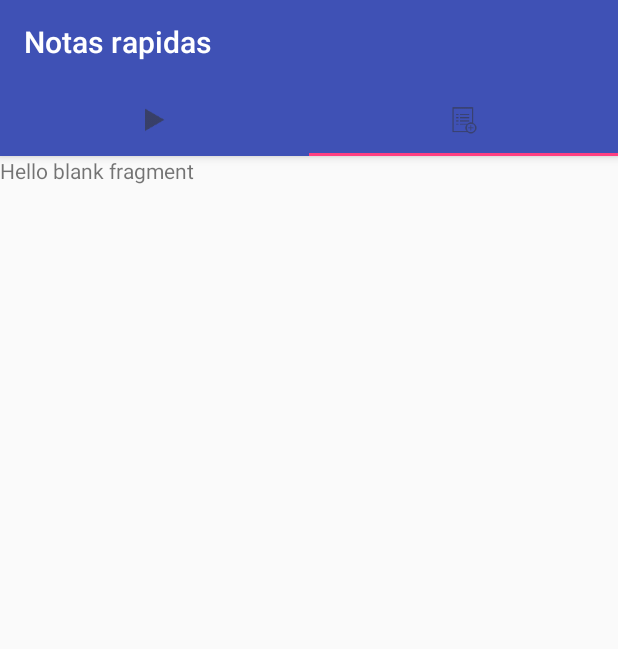
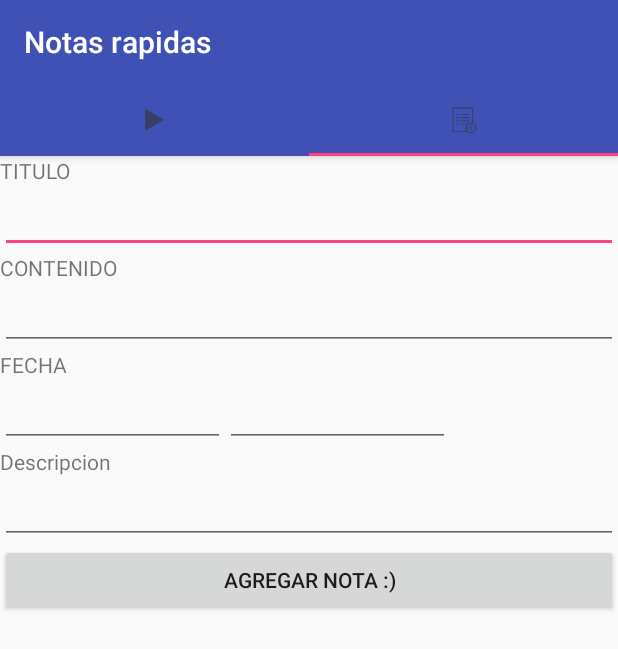
Before and after one commit to jonalexjm/appNotas, an Android app: the screen it shows after launch (MainActivity), tab 2 chosen, on a phone screen of 412 x 824 dp. Shown: the top 649 px of the screen. Run offline under Robolectric (Android 15) with nearby library versions, the phone set to English and light mode, and no system bars.

Commit message:
v4 implementacion base de datos y show de datos

```diff
--- a/app/src/main/java/jonalexjm/com/appnotas/MainActivity.java
+++ b/app/src/main/java/jonalexjm/com/appnotas/MainActivity.java
@@ -1,22 +1,18 @@
 package jonalexjm.com.appnotas;
 
-import android.content.Intent;
-import android.support.design.widget.FloatingActionButton;
 import android.support.design.widget.TabLayout;
 import android.support.v4.app.Fragment;
 import android.support.v4.view.ViewPager;
 import android.support.v7.app.AppCompatActivity;
 import android.os.Bundle;
-import android.support.v7.widget.LinearLayoutManager;
 import android.support.v7.widget.RecyclerView;
 import android.support.v7.widget.Toolbar;
-import android.view.View;
 
 import java.util.ArrayList;
 
 import jonalexjm.com.appnotas.adaptador.NotaAdaptador;
 import jonalexjm.com.appnotas.adaptador.PageAdaptador;
-import jonalexjm.com.appnotas.fragment.NotaFragment;
+import jonalexjm.com.appnotas.fragment.NotaAgregarFragment;
 import jonalexjm.com.appnotas.fragment.NotasRecyclerViewFragment;
 import jonalexjm.com.appnotas.pojo.Nota;
 
@@ -53,7 +49,7 @@ public class MainActivity extends AppCompatActivity {
     private ArrayList<Fragment> agregarFragment(){//agregar los fragment al arreglo
         ArrayList<Fragment> fragments = new ArrayList<>();
         fragments.add(new NotasRecyclerViewFragment());
-        fragments.add(new NotaFragment());
+        fragments.add(new NotaAgregarFragment());
 
         return fragments;
     }
--- a/app/src/main/java/jonalexjm/com/appnotas/Presentador/NotaRecyclerViewFragmentPresentador.java
+++ b/app/src/main/java/jonalexjm/com/appnotas/Presentador/NotaRecyclerViewFragmentPresentador.java
@@ -2,7 +2,11 @@ package jonalexjm.com.appnotas.Presentador;
 
 import android.content.Context;
 
+import java.util.ArrayList;
+
+import jonalexjm.com.appnotas.db.ContructorNotas;
 import jonalexjm.com.appnotas.fragment.INotasRecyclerViewFragmentView;
+import jonalexjm.com.appnotas.pojo.Nota;
 
 /**
  * Created by andrea on 18/09/2016.
@@ -12,20 +16,29 @@ public class NotaRecyclerViewFragmentPresentador implements INotasRecyclerViewFr
 
     private INotasRecyclerViewFragmentView iNotasRecyclerViewFragmentView;
     private Context context;
+    private ContructorNotas constructorNotas;
+    private ArrayList<Nota> notas;
 
     public NotaRecyclerViewFragmentPresentador(INotasRecyclerViewFragmentView iNotasRecyclerViewFragmentView, Context context) {
         this.iNotasRecyclerViewFragmentView = iNotasRecyclerViewFragmentView;
         this.context = context;
+        obtenerContactosBaseDatos();
     }
 
 
     @Override
     public void obtenerContactosBaseDatos() {
+        constructorNotas = new ContructorNotas(context);
+        notas = constructorNotas.obtenerDatos();
+        mostrarContactosRV();
+
 
     }
 
     @Override
     public void mostrarContactosRV() {
+        iNotasRecyclerViewFragmentView.inicializarAdaptadorRV(iNotasRecyclerViewFragmentView.crearAdaptador(notas));
+        iNotasRecyclerViewFragmentView.generarLinearLayoutVertical();
 
     }
 }
--- /dev/null
+++ b/app/src/main/java/jonalexjm/com/appnotas/db/BaseDatos.java
@@ -0,0 +1,84 @@
+package jonalexjm.com.appnotas.db;
+
+import android.content.ContentValues;
+import android.content.Context;
+import android.database.Cursor;
+import android.database.sqlite.SQLiteDatabase;
+import android.database.sqlite.SQLiteOpenHelper;
+
+import java.util.ArrayList;
+
+import jonalexjm.com.appnotas.pojo.Nota;
+
+/**
+ * Created by andrea on 18/09/2016.
+ */
+public class BaseDatos extends SQLiteOpenHelper {
+
+    private Context context;
+
+
+    public BaseDatos(Context context) {
+        super(context, ConstantesBaseDatos.DATABASE_NAME, null, ConstantesBaseDatos.DATABASE_VERSION);
+        this.context = context;
+    }
+
+    @Override
+    public void onCreate(SQLiteDatabase db) {
+        String queryCrearTablaNotas = "CREATE TABLE " + ConstantesBaseDatos.TABLA_NOTA + "(" +
+                ConstantesBaseDatos.TABLA_NOTA_ID + " INTEGER PRIMARY KEY AUTOINCREMENT, " +
+                ConstantesBaseDatos.TABLA_NOTA_TITULO + " TEXT, " +
+                ConstantesBaseDatos.TABLE_NOTA_CONTENIDO + " TEXT, " +
+                ConstantesBaseDatos.TABLE_NOTA_DIA + " INTEGER, " +
+                ConstantesBaseDatos.TABLE_NOTA_MES + " INTEGER, " +
+                ConstantesBaseDatos.TABLE_NOTA_ANNO + " INTEGER, " +
+                ConstantesBaseDatos.TABLE_NOTA_HORA + " INTEGER, " +
+                ConstantesBaseDatos.TABLE_NOTA_MINUTOS + " INTEGER" +
+                ")";
+
+        db.execSQL(queryCrearTablaNotas);
+    }
+
+    @Override
+    public void onUpgrade(SQLiteDatabase db, int oldVersion, int newVersion) {
+
+        db.execSQL("DROP TABLE IF EXIST " + ConstantesBaseDatos.TABLA_NOTA);
+        onCreate(db);
+
+    }
+
+    public ArrayList<Nota> obtenerTodasNotas() {
+        ArrayList<Nota> notas = new ArrayList<>();
+
+        String query = "SELECT * FROM " + ConstantesBaseDatos.TABLA_NOTA;
+        SQLiteDatabase db = this.getWritableDatabase();
+        Cursor registros = db.rawQuery(query, null);
+
+        while (registros.moveToNext()){
+            Nota NotaActual = new Nota();
+            NotaActual.setId(registros.getInt(0));
+            NotaActual.setTitulo(registros.getString(1));
+            NotaActual.setContenido(registros.getString(2));
+            NotaActual.setDiaNota(registros.getInt(3));
+            NotaActual.setMesNota(registros.getInt(4));
+            NotaActual.setAnnoNota(registros.getInt(5));
+            NotaActual.setHoraNota(registros.getInt(6));
+            NotaActual.setMinutoNota(registros.getInt(7));
+
+            notas.add(NotaActual);
+
+
+
+        }
+
+        db.close();
+
+        return notas;
+    }
+
+    public void insertarNota(ContentValues contentValues){
+        SQLiteDatabase db = this.getWritableDatabase();
+        db.insert(ConstantesBaseDatos.TABLA_NOTA, null, contentValues);
+        db.close();
+    }
+}
--- /dev/null
+++ b/app/src/main/java/jonalexjm/com/appnotas/db/ConstantesBaseDatos.java
@@ -0,0 +1,22 @@
+package jonalexjm.com.appnotas.db;
+
+/**
+ * Created by andrea on 18/09/2016.
+ */
+public class ConstantesBaseDatos {
+
+    public static final String DATABASE_NAME = "notas";
+    public static final int DATABASE_VERSION = 1;
+
+    public static final String TABLA_NOTA           = "nota";
+    public static final String TABLA_NOTA_ID        = "id";
+    public static final String TABLA_NOTA_TITULO    = "titulo";
+    public static final String TABLE_NOTA_CONTENIDO = "contenido";
+    public static final String TABLE_NOTA_DIA       = "dia";
+    public static final String TABLE_NOTA_MES       = "mes";
+    public static final String TABLE_NOTA_ANNO      = "anno";
+    public static final String TABLE_NOTA_HORA      = "hora";
+    public static final String TABLE_NOTA_MINUTOS   = "minutos";
+
+
+}
--- a/app/src/main/java/jonalexjm/com/appnotas/db/ContructorNotas.java
+++ b/app/src/main/java/jonalexjm/com/appnotas/db/ContructorNotas.java
@@ -1,8 +1,82 @@
 package jonalexjm.com.appnotas.db;
+
+import android.content.ContentValues;
+import android.content.Context;
+
+import java.util.ArrayList;
+
+import jonalexjm.com.appnotas.pojo.Nota;
 
 /**
  * tambien se le llama clase interactor
  * Created by andrea on 18/09/2016.
  */
 public class ContructorNotas {
+
+    private Context context;
+    ArrayList<Nota> notas;
+
+    public ContructorNotas(Context context) {
+        this.context = context;
+    }
+
+    public ArrayList<Nota> obtenerDatos(){
+/**
+        ArrayList<Nota> notas = new ArrayList<>();
+
+        notas.add(new Nota(1, "Caminata nocturna","se realiza una caminata de acuerdo al plan",12,34, 12,34, 12));
+        notas.add(new Nota(2,"Noche de sexo","se realiza una buena noche romantica",23,34, 12,34, 12));
+        return  notas;
+ */
+        BaseDatos db = new BaseDatos(context);
+        insertarNotas(db);
+        return db.obtenerTodasNotas();
+    }
+
+    public void insertarNotas(BaseDatos db){
+        ContentValues contentValues = new ContentValues();
+        contentValues.put(ConstantesBaseDatos.TABLA_NOTA_TITULO, "PRIMERA NOTA");
+        contentValues.put(ConstantesBaseDatos.TABLE_NOTA_CONTENIDO, "PRIMERA IMAGEN DE CREAR");
+        contentValues.put(ConstantesBaseDatos.TABLE_NOTA_DIA, 12);
+        contentValues.put(ConstantesBaseDatos.TABLE_NOTA_MES, 10);
+        contentValues.put(ConstantesBaseDatos.TABLE_NOTA_ANNO, 2014);
+        contentValues.put(ConstantesBaseDatos.TABLE_NOTA_HORA, 20);
+        contentValues.put(ConstantesBaseDatos.TABLE_NOTA_MINUTOS, 55);
+
+        db.insertarNota(contentValues);
+
+        contentValues = new ContentValues();
+        contentValues.put(ConstantesBaseDatos.TABLA_NOTA_TITULO, "SEGUNDA NOTA");
+        contentValues.put(ConstantesBaseDatos.TABLE_NOTA_CONTENIDO, "TE AMO");
+        contentValues.put(ConstantesBaseDatos.TABLE_NOTA_DIA, 12);
+        contentValues.put(ConstantesBaseDatos.TABLE_NOTA_MES, 10);
+        contentValues.put(ConstantesBaseDatos.TABLE_NOTA_ANNO, 2014);
+        contentValues.put(ConstantesBaseDatos.TABLE_NOTA_HORA, 20);
+        contentValues.put(ConstantesBaseDatos.TABLE_NOTA_MINUTOS, 55);
+
+        db.insertarNota(contentValues);
+
+        contentValues = new ContentValues();
+        contentValues.put(ConstantesBaseDatos.TABLA_NOTA_TITULO, "TERCERA NOTA");
+        contentValues.put(ConstantesBaseDatos.TABLE_NOTA_CONTENIDO, "TE AMO");
+        contentValues.put(ConstantesBaseDatos.TABLE_NOTA_DIA, 12);
+        contentValues.put(ConstantesBaseDatos.TABLE_NOTA_MES, 10);
+        contentValues.put(ConstantesBaseDatos.TABLE_NOTA_ANNO, 2014);
+        contentValues.put(ConstantesBaseDatos.TABLE_NOTA_HORA, 20);
+        contentValues.put(ConstantesBaseDatos.TABLE_NOTA_MINUTOS, 55);
+
+        db.insertarNota(contentValues);
+
+        contentValues = new ContentValues();
+        contentValues.put(ConstantesBaseDatos.TABLA_NOTA_TITULO, "CUARTA NOTA");
+        contentValues.put(ConstantesBaseDatos.TABLE_NOTA_CONTENIDO, "TE AMO");
+        contentValues.put(ConstantesBaseDatos.TABLE_NOTA_DIA, 12);
+        contentValues.put(ConstantesBaseDatos.TABLE_NOTA_MES, 10);
+        contentValues.put(ConstantesBaseDatos.TABLE_NOTA_ANNO, 2014);
+        contentValues.put(ConstantesBaseDatos.TABLE_NOTA_HORA, 20);
+        contentValues.put(ConstantesBaseDatos.TABLE_NOTA_MINUTOS, 55);
+
+        db.insertarNota(contentValues);
+
+    }
 }
--- a/app/src/main/java/jonalexjm/com/appnotas/fragment/NotaFragment.java
+++ b/app/src/main/java/jonalexjm/com/appnotas/fragment/NotaAgregarFragment.java
@@ -13,10 +13,10 @@ import jonalexjm.com.appnotas.R;
 /**
  * A simple {@link Fragment} subclass.
  */
-public class NotaFragment extends Fragment {
+public class NotaAgregarFragment extends Fragment {
 
 
-    public NotaFragment() {
+    public NotaAgregarFragment() {
         // Required empty public constructor
     }
 
--- a/app/src/main/java/jonalexjm/com/appnotas/fragment/NotasRecyclerViewFragment.java
+++ b/app/src/main/java/jonalexjm/com/appnotas/fragment/NotasRecyclerViewFragment.java
@@ -11,6 +11,8 @@ import android.view.ViewGroup;
 
 import java.util.ArrayList;
 
+import jonalexjm.com.appnotas.Presentador.INotasRecyclerViewFragmentPresentador;
+import jonalexjm.com.appnotas.Presentador.NotaRecyclerViewFragmentPresentador;
 import jonalexjm.com.appnotas.R;
 import jonalexjm.com.appnotas.adaptador.NotaAdaptador;
 import jonalexjm.com.appnotas.pojo.Nota;
@@ -22,6 +24,7 @@ public class NotasRecyclerViewFragment extends Fragment implements INotasRecycle
 
     private RecyclerView rvNota;
     ArrayList<Nota> notas;
+    private INotasRecyclerViewFragmentPresentador presentador;
 
     @Nullable
     @Override
@@ -30,23 +33,13 @@ public class NotasRecyclerViewFragment extends Fragment implements INotasRecycle
         View v = inflater.inflate(R.layout.fragment_notasrecyclerview, container, false);//RELACIONA AL LAYOUT
 
         rvNota = (RecyclerView) v.findViewById(R.id.rvNota);
+        presentador = new NotaRecyclerViewFragmentPresentador(this, getContext());
 
         return v;
     }
 
 
-/*
-    public void inicializarListaNotas(){
 
-        notas = new ArrayList<Nota>();
-
-        notas.add(new Nota(1, "Caminata nocturna","se realiza una caminata de acuerdo al plan",12,34, 12,34, 12));
-        notas.add(new Nota(2,"Noche de sexo","se realiza una buena noche romantica",23,34, 12,34, 12));
-
-
-    }
-
-  */
 
     @Override
     public void generarLinearLayoutVertical() {
--- a/app/src/main/java/jonalexjm/com/appnotas/pojo/Nota.java
+++ b/app/src/main/java/jonalexjm/com/appnotas/pojo/Nota.java
@@ -8,11 +8,11 @@ public class Nota {
     private int id;
     private String titulo;
     private String contenido;
-    private int diaNota;
-    private int mesNota;
-    private int annoNota;
-    private int horaNota;
-    private int minutoNota;
+    private int diaNota = 0;
+    private int mesNota = 0;
+    private int annoNota = 0;
+    private int horaNota = 0;
+    private int minutoNota = 0;
 
     public Nota(String titulo, String contenido) {
         this.titulo = titulo;
--- a/app/src/main/res/layout/fragment_nota.xml
+++ b/app/src/main/res/layout/fragment_nota.xml
@@ -1,13 +1,119 @@
-<FrameLayout xmlns:android="http://schemas.android.com/apk/res/android"
-    xmlns:tools="http://schemas.android.com/tools"
-    android:layout_width="match_parent"
-    android:layout_height="match_parent"
-    tools:context=".fragment.NotaFragment">
+<LinearLayout
+    android:layout_width="fill_parent"
+    android:layout_height="fill_parent"
+    xmlns:android="http://schemas.android.com/apk/res/android"
+    android:orientation="vertical"
+    >
+    <ScrollView
+        android:layout_height="fill_parent"
+        android:layout_width="fill_parent"
+        android:id="@+id/scrollView1"
+        >
+        <LinearLayout
+            android:id="@+id/widget33"
+            android:layout_width="fill_parent"
+            android:layout_height="fill_parent"
+            xmlns:android="http://schemas.android.com/apk/res/android"
+            android:orientation="vertical"
+            >
+            <TextView
+                android:id="@+id/txtTitulo"
+                android:layout_width="wrap_content"
+                android:layout_height="wrap_content"
+                android:text="TITULO"
+                >
+            </TextView>
+            <EditText
+                android:id="@+id/edTxtTitulo"
+                android:layout_width="fill_parent"
+                android:layout_height="wrap_content"
+                >
+            </EditText>
+            <TextView
+                android:id="@+id/txtContenido"
+                android:layout_width="wrap_content"
+                android:layout_height="wrap_content"
+                android:text="CONTENIDO"
+                >
+            </TextView>
+            <EditText
+                android:id="@+id/edTxtContendio"
+                android:layout_width="fill_parent"
+                android:layout_height="wrap_content"
+                >
+            </EditText>
+            <LinearLayout
+                android:id="@+id/widget36"
+                android:layout_width="fill_parent"
+                android:layout_height="wrap_content"
+                xmlns:android="http://schemas.android.com/apk/res/android"
+                >
+                <TextView
+                    android:id="@+id/txtFecha"
+                    android:layout_width="150dp"
+                    android:layout_height="wrap_content"
+                    android:text="FECHA"
+                    >
+                </TextView>
 
-    <!-- TODO: Update blank fragment layout -->
-    <TextView
-        android:layout_width="match_parent"
-        android:layout_height="match_parent"
-        android:text="@string/hello_blank_fragment" />
+            </LinearLayout>
+            <LinearLayout
+                android:id="@+id/widget39"
+                android:layout_width="fill_parent"
+                android:layout_height="wrap_content"
+                xmlns:android="http://schemas.android.com/apk/res/android"
+                >
 
-</FrameLayout>
+                <EditText
+                    android:id="@+id/edTxtModelo"
+                    android:layout_width="150dp"
+                    android:layout_height="wrap_content"
+                    android:inputType="number"
+                    >
+                </EditText>
+                <EditText
+                    android:id="@+id/edTxtColor"
+                    android:layout_width="150dp"
+                    android:layout_height="wrap_content"
+                    >
+                </EditText>
+
+
+
+            </LinearLayout>
+            <LinearLayout
+                android:layout_width="fill_parent"
+                android:layout_height="wrap_content"
+                android:orientation="vertical"
+                xmlns:android="http://schemas.android.com/apk/res/android"
+                >
+                <TextView
+                    android:id="@+id/txtVwDescripicion"
+                    android:layout_width="wrap_content"
+                    android:layout_height="wrap_content"
+                    android:text="Descripcion"
+                    >
+                </TextView>
+                <EditText
+                    android:id="@+id/edTxtDescripcion"
+                    android:layout_width="fill_parent"
+                    android:layout_height="wrap_content"
+                    android:inputType="textMultiLine"
+                    >
+                </EditText>
+            </LinearLayout>
+            <LinearLayout
+                xmlns:android="http://schemas.android.com/apk/res/android"
+                android:layout_width="fill_parent"
+                android:layout_height="wrap_content"
+                android:orientation="horizontal">
+
+                <Button android:layout_height="wrap_content"
+                    android:id="@+id/btnAgregarNota"
+                    android:layout_width="fill_parent"
+                    android:text="Agregar Nota :)">
+                </Button>
+            </LinearLayout>
+        </LinearLayout>
+    </ScrollView>
+</LinearLayout>
```
